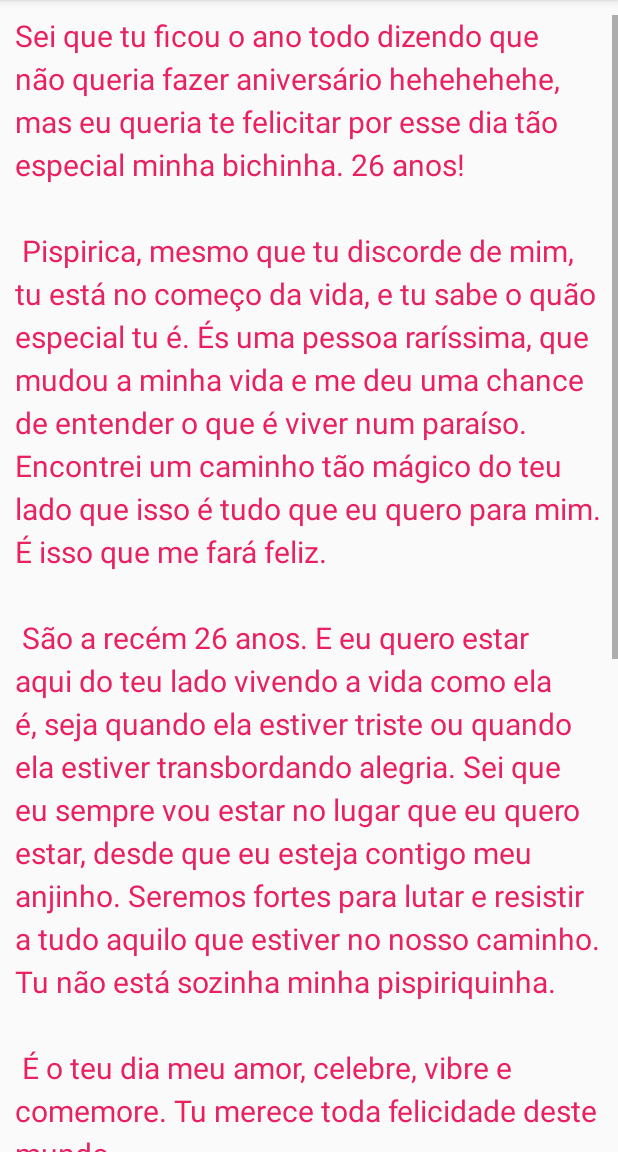
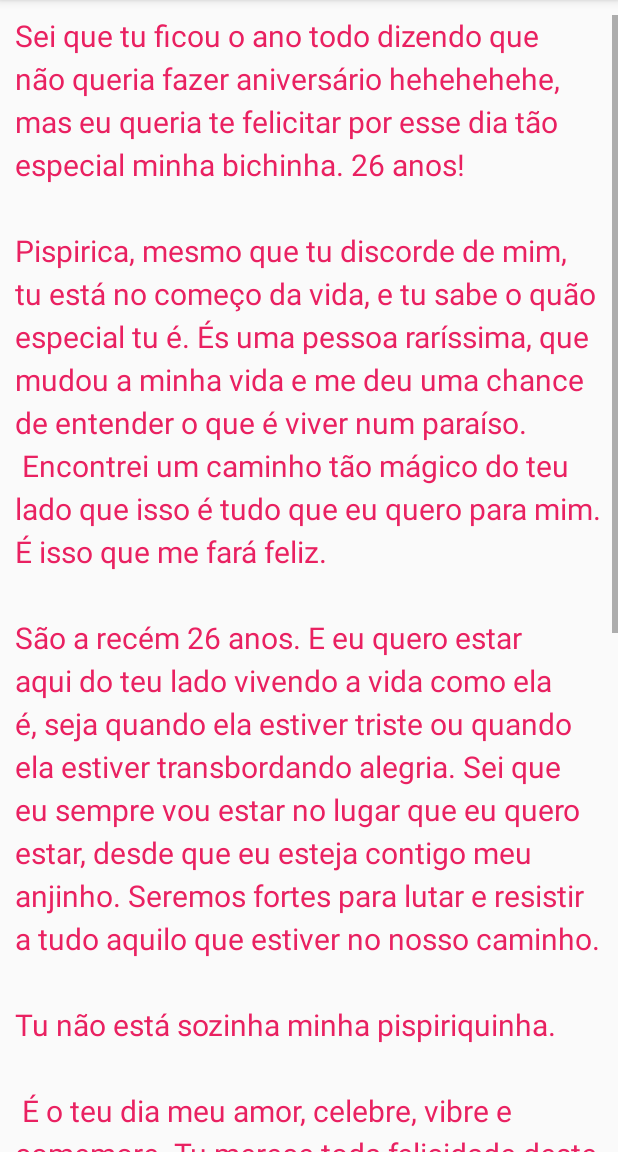
Before and after one commit to othman853/misterious-app, an Android app: the fragment HappyBirthdayFragment shown on its own in the app's theme, on a phone screen of 412 x 824 dp, the part 84-1236 px from its top. Run offline under Robolectric (Android 15) with nearby library versions, the phone set to English and light mode, and no system bars.

Commit message:
fixing happy birthday text

```diff
--- a/app/src/main/res/values/strings.xml
+++ b/app/src/main/res/values/strings.xml
@@ -8,12 +8,8 @@
     <string name="day_forecast">Sempre fará sol, desde que tu esteja do meu lado. :p</string>
     <string name="night_forecast">E minhas noites sempre serão iluminadas pela minha estrelinha.</string>
     <string name="happy_birthday_text">
-        Sei que tu ficou o ano todo dizendo que não queria fazer aniversário hehehehehe, mas eu queria te felicitar por esse dia tão especial minha bichinha. 26 anos! \n\n
-Pispirica, mesmo que tu discorde de mim, tu está no começo da vida, e tu sabe o quão especial tu é. És uma pessoa raríssima, que mudou a minha vida e me deu uma chance de entender o que é viver num paraíso. Encontrei um caminho tão mágico do teu lado que isso é tudo que eu quero para mim. É isso que me fará feliz.\n\n
-São a recém 26 anos. E eu quero estar aqui do teu lado vivendo a vida como ela é, seja quando ela estiver triste ou quando ela estiver transbordando alegria. Sei que eu sempre vou estar no lugar que eu quero estar, desde que eu esteja contigo meu anjinho. Seremos fortes para lutar e resistir a tudo aquilo que estiver no nosso caminho. Tu não está sozinha minha pispiriquinha.\n\n
-É o teu dia meu amor, celebre, vibre e comemore. Tu merece toda felicidade deste mundo.\n\n
-Dizem que a época dos vinte e tantos é a melhor época da vida, e  tu apareceu na minha vida justamente nesta fase. Por isso, mesmo sendo teu aniversário, eu quero que tu saiba que quem não poderia ter ganhado melhor presente, sou eu. Pois tenho a chance de todos os dias, te beijar, te abraçar e poder ficar olhando para os teus olhinhos de esmeralda. \n\n
-Nunca se deixe esquecer de quem tu é e de tudo que tu é capaz minha bichinha. Eu vou sempre estar aqui para te lembrar que tua capacidade não tem limites e que tu é a pessoa mais incrível desse mundo.\n\n
-Do teu fã número um.\n Feliz aniversário minha criancinha.\nTe amo muito.
+        Sei que tu ficou o ano todo dizendo que não queria fazer aniversário hehehehehe, mas eu queria te felicitar por esse dia tão especial minha bichinha. 26 anos!\n\nPispirica, mesmo que tu discorde de mim, tu está no começo da vida, e tu sabe o quão especial tu é. És uma pessoa raríssima, que mudou a minha vida e me deu uma chance de entender o que é viver num paraíso.\n Encontrei um caminho tão mágico do teu lado que isso é tudo que eu quero para mim. É isso que me fará feliz.\n\nSão a recém 26 anos. E eu quero estar aqui do teu lado vivendo a vida como ela é, seja quando ela estiver triste ou quando ela estiver transbordando alegria. Sei que eu sempre vou estar no lugar que eu quero estar, desde que eu esteja contigo meu anjinho. Seremos fortes para lutar e resistir a tudo aquilo que estiver no nosso caminho.\n\nTu não está sozinha minha pispiriquinha.\n\n
+É o teu dia meu amor, celebre, vibre e comemore. Tu merece toda felicidade deste mundo.\n\nDizem que a época dos vinte e tantos é a melhor época da vida, e  tu apareceu na minha vida justamente nesta fase. Por isso, mesmo sendo teu aniversário, eu quero que tu saiba que quem não poderia ter ganhado melhor presente, sou eu. Pois tenho a chance de todos os dias, te beijar, te abraçar e poder ficar olhando para os teus olhinhos de esmeralda. \n
+Nunca se deixe esquecer de quem tu é e de tudo que tu é capaz minha bichinha. Eu vou sempre estar aqui para te lembrar que tua capacidade não tem limites e que tu é a pessoa mais incrível desse mundo.\n\nDo teu fã número um.\n\nFeliz aniversário minha criancinha.\n\nTe amo muito.
     </string>
 </resources>
```
